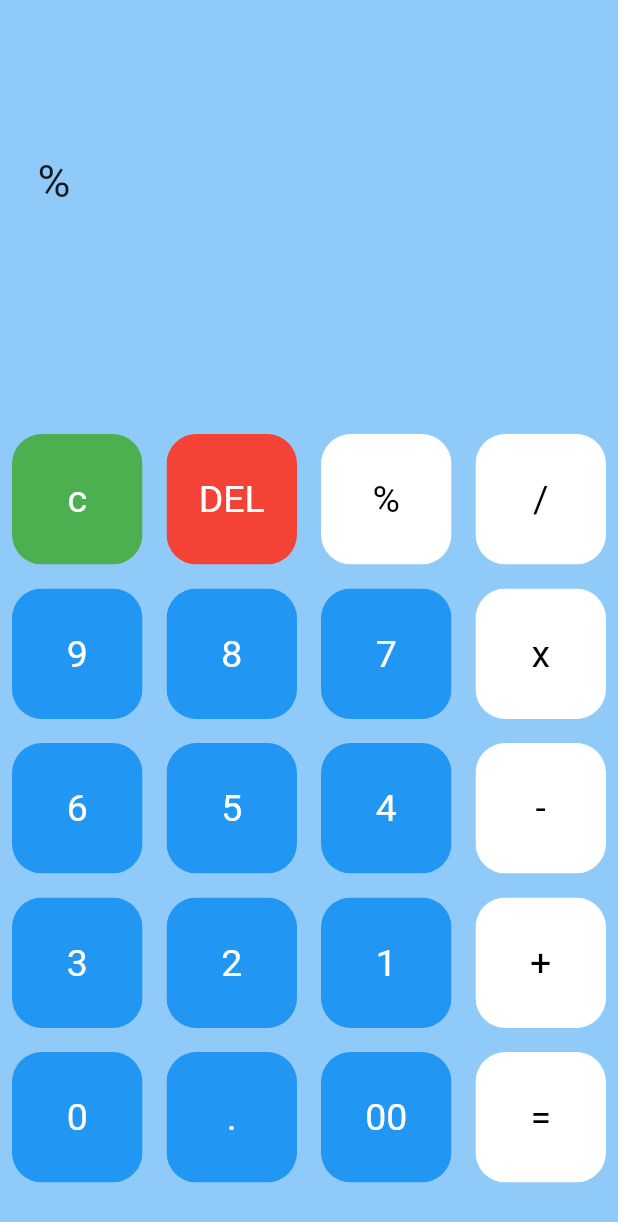
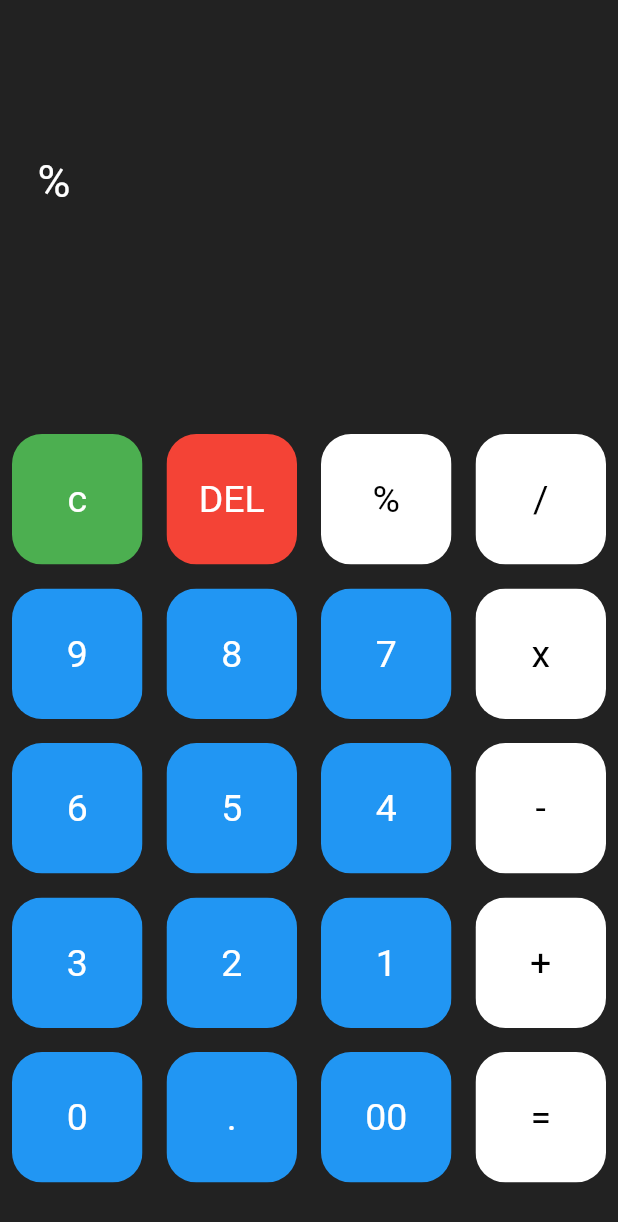
Before and after one commit to Tosin2289/Calculator-app, a Flutter app: the screen it shows after launch, after a tap on an icon or button, on a phone screen of 412 x 824 dp. Shown: the top 1222 px of the screen. Run offline on Flutter 3.47's test engine with Material 2 defaults, Android fonts, the phone set to English and light mode, and no system bars; our stand-ins replace math_expressions.

Commit message:
bug fixing

```diff
--- a/lib/main.dart
+++ b/lib/main.dart
@@ -2,7 +2,7 @@ import 'package:calculator_app/screens/home.dart';
 import 'package:flutter/material.dart';
 
 void main() {
-  runApp(Myapp());
+  runApp(const Myapp());
 }
 
 class Myapp extends StatelessWidget {
@@ -10,7 +10,7 @@ class Myapp extends StatelessWidget {
 
   @override
   Widget build(BuildContext context) {
-    return MaterialApp(
+    return const MaterialApp(
       debugShowCheckedModeBanner: false,
       home: Home(),
     );
--- a/lib/screens/btn.dart
+++ b/lib/screens/btn.dart
@@ -1,10 +1,10 @@
 import 'package:flutter/material.dart';
 
 class MyButton extends StatelessWidget {
-  final color;
+  final Color? color;
   final String btntext;
-  final buttoncolor;
-  final buttonTapped;
+  final Color? buttoncolor;
+  final Function()? buttonTapped;
   const MyButton({
     Key? key,
     required this.color,
--- a/lib/screens/home.dart
+++ b/lib/screens/home.dart
@@ -38,47 +38,48 @@ class _HomeState extends State<Home> {
   @override
   Widget build(BuildContext context) {
     return Scaffold(
-      backgroundColor: Colors.blue[200],
+      backgroundColor: Colors.black87,
       body: Column(
         children: [
           Expanded(
-            child: Container(
+            child: SizedBox(
               child: Column(
                 mainAxisAlignment: MainAxisAlignment.spaceEvenly,
                 children: [
-                  SizedBox(
+                  const SizedBox(
                     height: 55,
                   ),
                   Container(
-                      padding: EdgeInsets.all(25),
+                      padding: const EdgeInsets.all(25),
                       alignment: Alignment.centerLeft,
                       child: Text(
                         userquestion,
-                        style: TextStyle(
-                          fontSize: 30,
-                        ),
+                        style:
+                            const TextStyle(fontSize: 30, color: Colors.white),
                       )),
                   Container(
-                      padding: EdgeInsets.all(25),
+                      padding: const EdgeInsets.all(25),
                       alignment: Alignment.centerRight,
                       child: Text(
                         useranswer,
-                        style: TextStyle(
-                            fontSize: 30, fontWeight: FontWeight.bold),
+                        style: const TextStyle(
+                            fontSize: 30,
+                            fontWeight: FontWeight.bold,
+                            color: Colors.white),
                       )),
                 ],
               ),
             ),
           ),
-          SizedBox(
+          const SizedBox(
             height: 10,
           ),
           Expanded(
             flex: 2,
-            child: Container(
+            child: SizedBox(
               child: GridView.builder(
                   itemCount: buttons.length,
-                  gridDelegate: SliverGridDelegateWithFixedCrossAxisCount(
+                  gridDelegate: const SliverGridDelegateWithFixedCrossAxisCount(
                       crossAxisCount: 4),
                   itemBuilder: (BuildContext context, int index) {
                     if (index == 0) {
```
Also changed, not shown: pubspec.lock.
